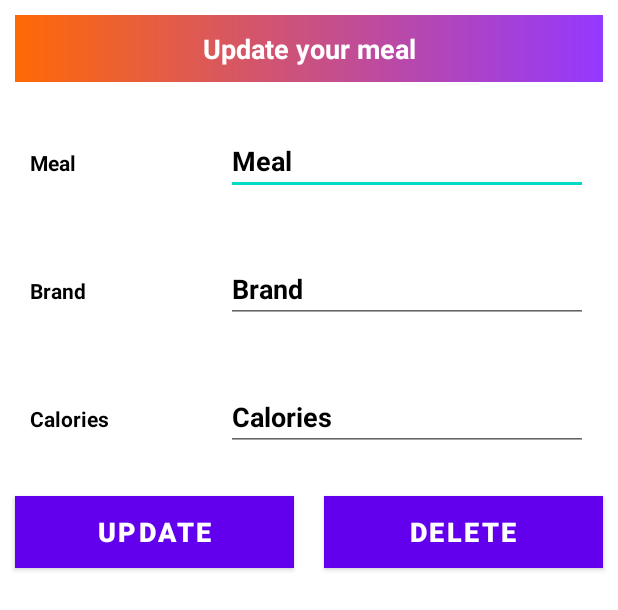
After one commit to Blackscure/Food-Nutrition, an Android app: the layout update_data.xml on its own in the app's theme, with its tools: preview values and no code run, on a phone screen of 412 x 824 dp. The commit adds this screen. Shown: the top 610 px of the screen. Run offline under Robolectric (Android 15) with nearby library versions, the phone set to English and light mode, and no system bars.

Commit message:
update file created

```diff
--- a/app/build.gradle
+++ b/app/build.gradle
@@ -44,6 +44,6 @@ dependencies {
     implementation "androidx.recyclerview:recyclerview:1.2.1"
     implementation "androidx.recyclerview:recyclerview-selection:1.2.0-alpha01"
     implementation 'com.google.firebase:firebase-database:20.0.0'
-    implementation 'androidx.cardview.cardview:1.0.0'
+    implementation 'androidx.cardview:cardview:1.0.0'
     implementation 'com.firebaseui:firebase-ui-database:6.2.0'
 }
--- a/app/src/main/java/com/yahi/food_nutrition/HomeActivity.java
+++ b/app/src/main/java/com/yahi/food_nutrition/HomeActivity.java
@@ -182,22 +182,22 @@ public class HomeActivity extends AppCompatActivity {
             mview = itemView;
         }
 
-        public void setDate(String meal){
-            TextView dateTextView = mview.findViewById(R.id.datetv);
-            dateTextView.setText(meal);
-        }
-
         public void setMeal(String meal){
-            TextView mealTextView = mview.findViewById(R.id.mealtv);
+            TextView mealTextView = mview.findViewById(R.id.mealTv);
             mealTextView.setText(meal);
         }
         public void setBrand(String brand){
-            TextView brandTextView = mview.findViewById(R.id.brandtv);
+            TextView brandTextView = mview.findViewById(R.id.brandTv);
             brandTextView.setText(brand);
         }
         public void setCalories(String calories){
-            TextView caloriesTextView = mview.findViewById(R.id.caloriestv);
+            TextView caloriesTextView = mview.findViewById(R.id.caloriesTv);
             caloriesTextView.setText(calories);
+        }
+
+        public void setDate(String date){
+            TextView dateTextView = mview.findViewById(R.id.dateTv);
+            dateTextView.setText(date);
         }
     }
 }
--- a/app/src/main/res/layout/retrieved_layout.xml
+++ b/app/src/main/res/layout/retrieved_layout.xml
@@ -19,7 +19,7 @@ android:orientation="vertical">
 				android:gravity="center">
 
 			<TextView
-					android:id="@+id/datetv"
+					android:id="@+id/dateTv"
 					android:layout_width="200dp"
 					android:layout_height="wrap_content"
 					android:text="June 9, 2021"
@@ -37,7 +37,7 @@ android:orientation="vertical">
 				android:orientation="vertical">
 
 			<TextView
-					android:id="@+id/mealtv"
+					android:id="@+id/mealTv"
 					android:layout_width="match_parent"
 					android:layout_height="wrap_content"
 					android:layout_margin="10dp"
@@ -49,7 +49,7 @@ android:orientation="vertical">
 					android:textColor="@color/black"/>
 
 			<TextView
-					android:id="@+id/brandtv"
+					android:id="@+id/brandTv"
 					android:layout_width="match_parent"
 					android:layout_height="wrap_content"
 					android:layout_margin="10dp"
@@ -57,7 +57,7 @@ android:orientation="vertical">
 					android:textSize="15sp"
 					android:maxLines="3"/>
 			<TextView
-					android:id="@+id/caloriestv"
+					android:id="@+id/caloriesTv"
 					android:layout_width="match_parent"
 					android:layout_height="wrap_content"
 					android:layout_margin="10dp"
--- /dev/null
+++ b/app/src/main/res/layout/update_data.xml
@@ -0,0 +1,170 @@
+<?xml version="1.0" encoding="utf-8"?>
+<LinearLayout
+		xmlns:android="http://schemas.android.com/apk/res/android"
+		android:layout_width="match_parent" xmlns:tools="http://schemas.android.com/tools"
+		android:orientation="vertical"
+		android:layout_height="match_parent">
+
+	<TextView
+			android:layout_width="match_parent"
+			android:layout_height="wrap_content"
+			android:layout_margin="10dp"
+			android:gravity="center"
+			android:text="Update your meal"
+			android:background="@drawable/background_design"
+			android:textColor="@color/white"
+			android:padding="10dp"
+			android:textSize="18sp"
+			android:textStyle="bold"/>
+
+	<LinearLayout
+			android:layout_width="match_parent"
+			android:layout_height="wrap_content"
+			android:layout_margin="10dp"
+			android:orientation="horizontal">
+
+		<RelativeLayout
+				android:layout_width="match_parent"
+				android:layout_height="wrap_content"
+				android:layout_weight="4">
+
+			<TextView
+					android:layout_width="match_parent"
+					android:layout_height="wrap_content"
+					android:text="Meal"
+					android:textStyle="bold"
+					android:textColor="@color/black"
+					android:layout_margin="10dp"/>
+		</RelativeLayout>
+
+		<RelativeLayout
+				android:layout_width="match_parent"
+				android:layout_height="wrap_content"
+				android:layout_weight="2">
+
+			<EditText
+					android:id="@+id/mEditTextMeal"
+					android:layout_width="match_parent"
+					android:layout_height="wrap_content"
+					android:hint="Meal"
+					android:textColorHint="@color/black"
+					android:textStyle="bold"
+					android:textColor="@color/black"
+					android:layout_margin="10dp"/>
+		</RelativeLayout>
+	</LinearLayout>
+
+	<LinearLayout
+			android:layout_width="match_parent"
+			android:layout_height="wrap_content"
+			android:layout_margin="10dp"
+			android:orientation="horizontal">
+
+		<RelativeLayout
+				android:layout_width="match_parent"
+				android:layout_height="wrap_content"
+				android:layout_weight="4">
+
+			<TextView
+					android:layout_width="match_parent"
+					android:layout_height="wrap_content"
+					android:text="Brand"
+					android:textStyle="bold"
+					android:textColor="@color/black"
+					android:layout_margin="10dp"/>
+		</RelativeLayout>
+
+		<RelativeLayout
+				android:layout_width="match_parent"
+				android:layout_height="wrap_content"
+				android:layout_weight="2">
+
+			<EditText
+					android:id="@+id/mEditTextBrand"
+					android:layout_width="match_parent"
+					android:layout_height="wrap_content"
+					android:hint="Brand"
+					android:textColorHint="@color/black"
+					android:textStyle="bold"
+					android:textColor="@color/black"
+					android:layout_margin="10dp"/>
+		</RelativeLayout>
+	</LinearLayout>
+
+	<LinearLayout
+			android:layout_width="match_parent"
+			android:layout_height="wrap_content"
+			android:layout_margin="10dp"
+			android:orientation="horizontal">
+
+		<RelativeLayout
+				android:layout_width="match_parent"
+				android:layout_height="wrap_content"
+				android:layout_weight="4">
+
+			<TextView
+					android:layout_width="match_parent"
+					android:layout_height="wrap_content"
+					android:text="Calories"
+					android:textStyle="bold"
+					android:textColor="@color/black"
+					android:layout_margin="10dp"/>
+		</RelativeLayout>
+
+		<RelativeLayout
+				android:layout_width="match_parent"
+				android:layout_height="wrap_content"
+				android:layout_weight="2">
+
+			<EditText
+					android:id="@+id/mEditTextCalories"
+					android:layout_width="match_parent"
+					android:layout_height="wrap_content"
+					android:hint="Calories"
+					android:textColorHint="@color/black"
+					android:textStyle="bold"
+					android:textColor="@color/black"
+					android:layout_margin="10dp"/>
+		</RelativeLayout>
+	</LinearLayout>
+
+	<LinearLayout
+			android:layout_width="match_parent"
+			android:layout_height="wrap_content"
+			android:orientation="horizontal">
+
+		<RelativeLayout
+				android:layout_width="0dp"
+				android:layout_height="wrap_content"
+				tools:ignore="Suspicious0dp"
+				android:layout_weight="2">
+			<Button
+					android:id="@+id/updateBtn"
+					android:text="Update"
+					android:textColor="#fff"
+					android:layout_width="match_parent"
+					android:layout_height="wrap_content"
+					android:background="@drawable/background_design"
+					android:layout_margin="10dp"
+					android:textSize="18sp"
+					android:textStyle="bold"/>
+		</RelativeLayout>
+		<RelativeLayout
+				android:layout_width="0dp"
+				android:layout_height="wrap_content"
+				android:layout_weight="2">
+			<Button
+					android:id="@+id/btnDelete"
+					android:text="Delete"
+					android:textColor="#fff"
+					android:layout_width="match_parent"
+					android:layout_height="wrap_content"
+					android:background="@drawable/background_design"
+					android:layout_margin="10dp"
+					android:textSize="18sp"
+					android:textStyle="bold"/>
+		</RelativeLayout>
+	</LinearLayout>
+
+
+</LinearLayout>
```
